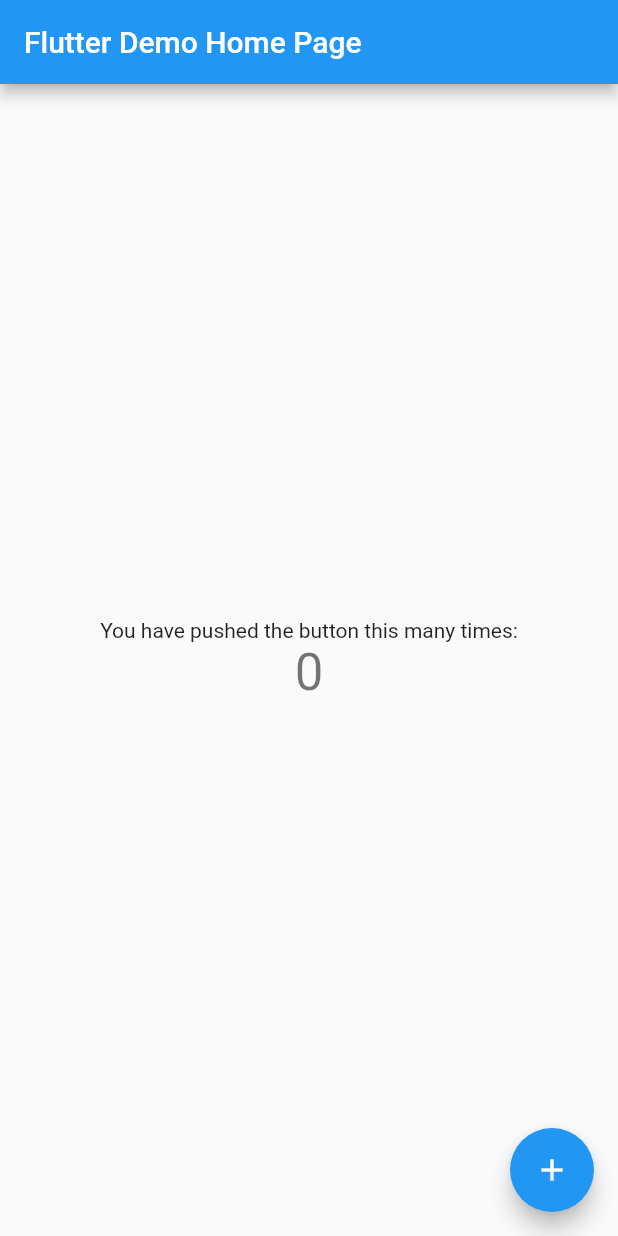
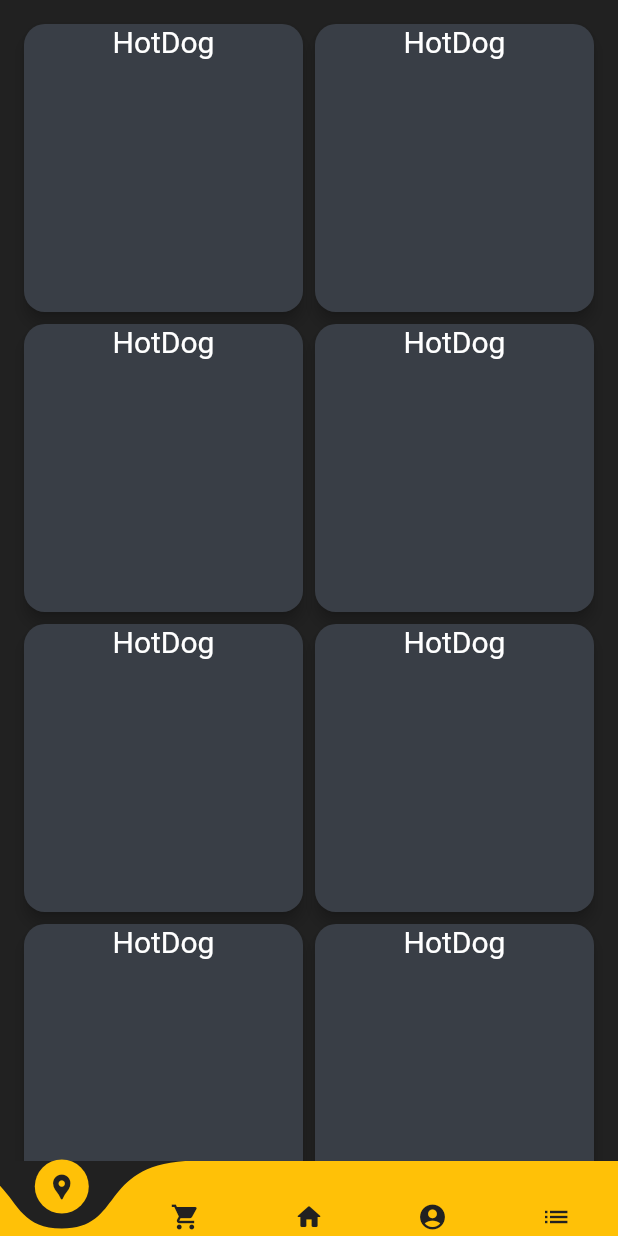
Before and after one commit to gokulr488/x-convenience-mobile, a Flutter app: the screen it shows after launch, on a phone screen of 412 x 824 dp. Run offline on Flutter 3.47's test engine with Material 2 defaults, Android fonts, the phone set to English and light mode, and no system bars; drawn by our look-alikes of curved_navigation_bar; our stand-ins replace firebase_core; accounts and stored records are empty.

Commit message:
bottom bar

```diff
--- /dev/null
+++ b/lib/Constants.dart
@@ -0,0 +1,4 @@
+import 'package:flutter/material.dart';
+
+const Color kThemeColour = Color(0xffFFC107);
+const Color kBackGroundColour = Color(0xff212121);
--- /dev/null
+++ b/lib/components/BottomNavBar.dart
@@ -0,0 +1,46 @@
+import 'package:curved_navigation_bar/curved_navigation_bar.dart';
+import 'package:flutter/material.dart';
+import 'package:x_convenience/Constants.dart';
+
+class BottomNavBar extends StatelessWidget {
+  @override
+  Widget build(BuildContext context) {
+    return CurvedNavigationBar(
+      color: kThemeColour,
+      backgroundColor: kBackGroundColour,
+      buttonBackgroundColor: kThemeColour,
+      animationDuration: Duration(milliseconds: 300),
+      height: 50,
+      items: [
+        Icon(
+          Icons.location_pin,
+          size: 20,
+          color: kBackGroundColour,
+        ),
+        Icon(
+          Icons.shopping_cart,
+          size: 20,
+          color: kBackGroundColour,
+        ),
+        Icon(
+          Icons.home_rounded,
+          size: 20,
+          color: kBackGroundColour,
+        ),
+        Icon(
+          Icons.account_circle,
+          size: 20,
+          color: kBackGroundColour,
+        ),
+        Icon(
+          Icons.list,
+          size: 20,
+          color: kBackGroundColour,
+        )
+      ],
+      onTap: (index) {
+        print(index);
+      },
+    );
+  }
+}
--- /dev/null
+++ b/lib/components/ScrollableList.dart
@@ -0,0 +1,23 @@
+import 'package:flutter/material.dart';
+
+class ScrollableList extends StatelessWidget {
+  final List<Widget> items;
+  final double childrenHeight;
+  final ScrollController scrollController;
+  ScrollableList(
+      {this.items, @required this.childrenHeight, this.scrollController});
+  @override
+  Widget build(BuildContext context) {
+    return ListView.builder(
+      padding: const EdgeInsets.all(12),
+      itemCount: items.length,
+      controller: scrollController,
+      itemBuilder: (BuildContext context, int index) {
+        return Container(
+          height: childrenHeight,
+          child: items[index],
+        );
+      },
+    );
+  }
+}
--- /dev/null
+++ b/lib/components/cards/BaseCard.dart
@@ -0,0 +1,24 @@
+import 'package:flutter/material.dart';
+
+class BaseCard extends StatelessWidget {
+  final Function onTap;
+  final Widget cardChild;
+  final Color color;
+
+  BaseCard({this.onTap, this.cardChild, this.color});
+  @override
+  InkWell build(BuildContext context) {
+    return InkWell(
+      splashColor: Colors.lightBlueAccent,
+      onTap: onTap,
+      child: Card(
+        child: Center(
+          child: cardChild,
+        ),
+        color: color,
+        elevation: 4,
+        shape: RoundedRectangleBorder(borderRadius: BorderRadius.circular(14)),
+      ),
+    );
+  }
+}
--- /dev/null
+++ b/lib/components/cards/ProductCard.dart
@@ -0,0 +1,28 @@
+import 'package:flutter/material.dart';
+import 'package:x_convenience/components/cards/BaseCard.dart';
+
+const Color cardColor = Color(0xff393e46);
+const TextStyle kItemNameTextStyle = TextStyle(
+  fontSize: 20,
+);
+
+class ProductCard extends StatelessWidget {
+  final String itemName;
+
+  const ProductCard({this.itemName});
+  @override
+  Widget build(BuildContext context) {
+    return Expanded(
+      child: BaseCard(
+          color: cardColor,
+          cardChild: Column(
+            children: [
+              Text(
+                'HotDog',
+                style: kItemNameTextStyle,
+              )
+            ],
+          )),
+    );
+  }
+}
--- /dev/null
+++ b/lib/components/cards/ProductHolder.dart
@@ -0,0 +1,14 @@
+import 'package:flutter/material.dart';
+import 'package:x_convenience/components/cards/ProductCard.dart';
+
+class ProductHolder extends StatelessWidget {
+  @override
+  Widget build(BuildContext context) {
+    return Row(
+      children: [
+        ProductCard(),
+        ProductCard(),
+      ],
+    );
+  }
+}
--- a/lib/main.dart
+++ b/lib/main.dart
@@ -1,117 +1,24 @@
+import 'package:firebase_core/firebase_core.dart';
 import 'package:flutter/material.dart';
+import 'package:x_convenience/screens/HomePageScreen.dart';
 
-void main() {
-  runApp(MyApp());
+Future<void> main() async {
+  WidgetsFlutterBinding.ensureInitialized();
+  await Firebase.initializeApp();
+  runApp(XConvenienceApp());
 }
 
-class MyApp extends StatelessWidget {
-  // This widget is the root of your application.
+class XConvenienceApp extends StatelessWidget {
   @override
   Widget build(BuildContext context) {
     return MaterialApp(
-      title: 'Flutter Demo',
-      theme: ThemeData(
-        // This is the theme of your application.
-        //
-        // Try running your application with "flutter run". You'll see the
-        // application has a blue toolbar. Then, without quitting the app, try
-        // changing the primarySwatch below to Colors.green and then invoke
-        // "hot reload" (press "r" in the console where you ran "flutter run",
-        // or simply save your changes to "hot reload" in a Flutter IDE).
-        // Notice that the counter didn't reset back to zero; the application
-        // is not restarted.
-        primarySwatch: Colors.blue,
-        // This makes the visual density adapt to the platform that you run
-        // the app on. For desktop platforms, the controls will be smaller and
-        // closer together (more dense) than on mobile platforms.
-        visualDensity: VisualDensity.adaptivePlatformDensity,
-      ),
-      home: MyHomePage(title: 'Flutter Demo Home Page'),
-    );
+        title: 'X Convenience',
+        theme: ThemeData(
+          brightness: Brightness.dark,
+        ),
+        initialRoute: HomePageScreen.id,
+        routes: {
+          HomePageScreen.id: (context) => HomePageScreen(),
+        });
   }
 }
-
-class MyHomePage extends StatefulWidget {
-  MyHomePage({Key key, this.title}) : super(key: key);
-
-  // This widget is the home page of your application. It is stateful, meaning
-  // that it has a State object (defined below) that contains fields that affect
-  // how it looks.
-
-  // This class is the configuration for the state. It holds the values (in this
-  // case the title) provided by the parent (in this case the App widget) and
-  // used by the build method of the State. Fields in a Widget subclass are
-  // always marked "final".
-
-  final String title;
-
-  @override
-  _MyHomePageState createState() => _MyHomePageState();
-}
-
-class _MyHomePageState extends State<MyHomePage> {
-  int _counter = 0;
-
-  void _incrementCounter() {
-    setState(() {
-      // This call to setState tells the Flutter framework that something has
-      // changed in this State, which causes it to rerun the build method below
-      // so that the display can reflect the updated values. If we changed
-      // _counter without calling setState(), then the build method would not be
-      // called again, and so nothing would appear to happen.
-      _counter++;
-    });
-  }
-
-  @override
-  Widget build(BuildContext context) {
-    // This method is rerun every time setState is called, for instance as done
-    // by the _incrementCounter method above.
-    //
-    // The Flutter framework has been optimized to make rerunning build methods
-    // fast, so that you can just rebuild anything that needs updating rather
-    // than having to individually change instances of widgets.
-    return Scaffold(
-      appBar: AppBar(
-        // Here we take the value from the MyHomePage object that was created by
-        // the App.build method, and use it to set our appbar title.
-        title: Text(widget.title),
-      ),
-      body: Center(
-        // Center is a layout widget. It takes a single child and positions it
-        // in the middle of the parent.
-        child: Column(
-          // Column is also a layout widget. It takes a list of children and
-          // arranges them vertically. By default, it sizes itself to fit its
-          // children horizontally, and tries to be as tall as its parent.
-          //
-          // Invoke "debug painting" (press "p" in the console, choose the
-          // "Toggle Debug Paint" action from the Flutter Inspector in Android
-          // Studio, or the "Toggle Debug Paint" command in Visual Studio Code)
-          // to see the wireframe for each widget.
-          //
-          // Column has various properties to control how it sizes itself and
-          // how it positions its children. Here we use mainAxisAlignment to
-          // center the children vertically; the main axis here is the vertical
-          // axis because Columns are vertical (the cross axis would be
-          // horizontal).
-          mainAxisAlignment: MainAxisAlignment.center,
-          children: <Widget>[
-            Text(
-              'You have pushed the button this many times:',
-            ),
-            Text(
-              '$_counter',
-              style: Theme.of(context).textTheme.headline4,
-            ),
-          ],
-        ),
-      ),
-      floatingActionButton: FloatingActionButton(
-        onPressed: _incrementCounter,
-        tooltip: 'Increment',
-        child: Icon(Icons.add),
-      ), // This trailing comma makes auto-formatting nicer for build methods.
-    );
-  }
-}
--- /dev/null
+++ b/lib/screens/HomePageScreen.dart
@@ -0,0 +1,39 @@
+import 'package:flutter/material.dart';
+import 'package:x_convenience/Constants.dart';
+import 'package:x_convenience/components/BottomNavBar.dart';
+import 'package:x_convenience/components/ScrollableList.dart';
+import 'package:x_convenience/components/cards/ProductCard.dart';
+import 'package:x_convenience/components/cards/ProductHolder.dart';
+
+class HomePageScreen extends StatefulWidget {
+  static const String id = 'homePage';
+  @override
+  _HomePageScreenState createState() => _HomePageScreenState();
+}
+
+class _HomePageScreenState extends State<HomePageScreen> {
+  List<ProductHolder> products = [
+    ProductHolder(),
+    ProductHolder(),
+    ProductHolder(),
+    ProductHolder(),
+    ProductHolder()
+  ];
+  @override
+  Widget build(BuildContext context) {
+    return SafeArea(
+      child: Scaffold(
+        body: Container(
+          height: MediaQuery.of(context).size.height,
+          width: MediaQuery.of(context).size.width,
+          color: kBackGroundColour,
+          child: ScrollableList(
+            childrenHeight: 200,
+            items: products,
+          ),
+        ),
+        bottomNavigationBar: BottomNavBar(),
+      ),
+    );
+  }
+}
```
Also changed, not shown: pubspec.yaml (+6 -1 lines), pubspec.lock, 5 other files.
